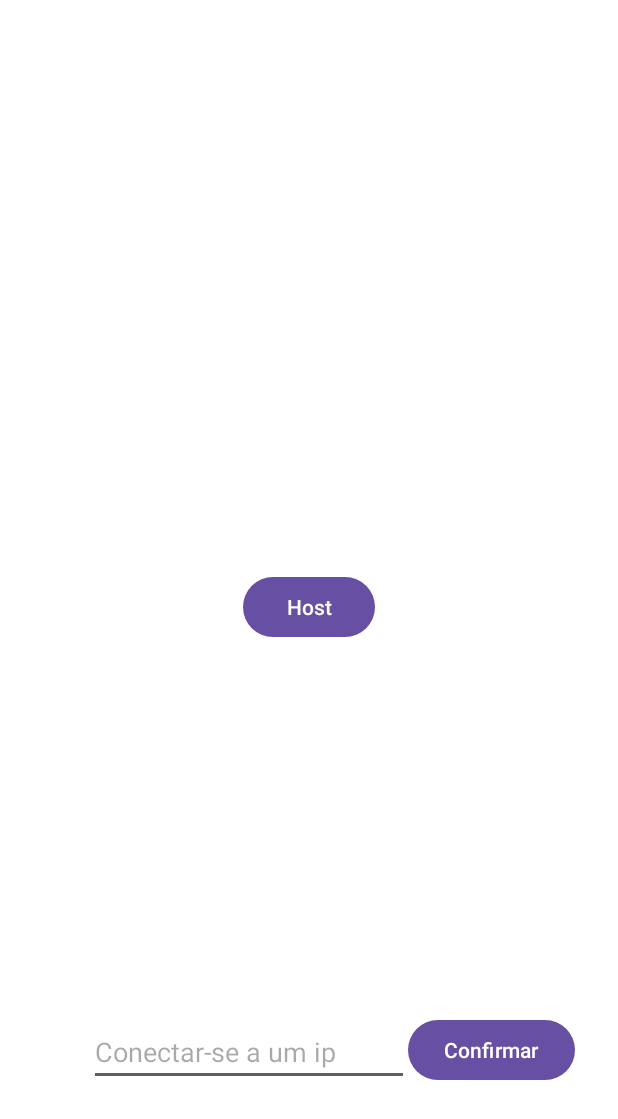
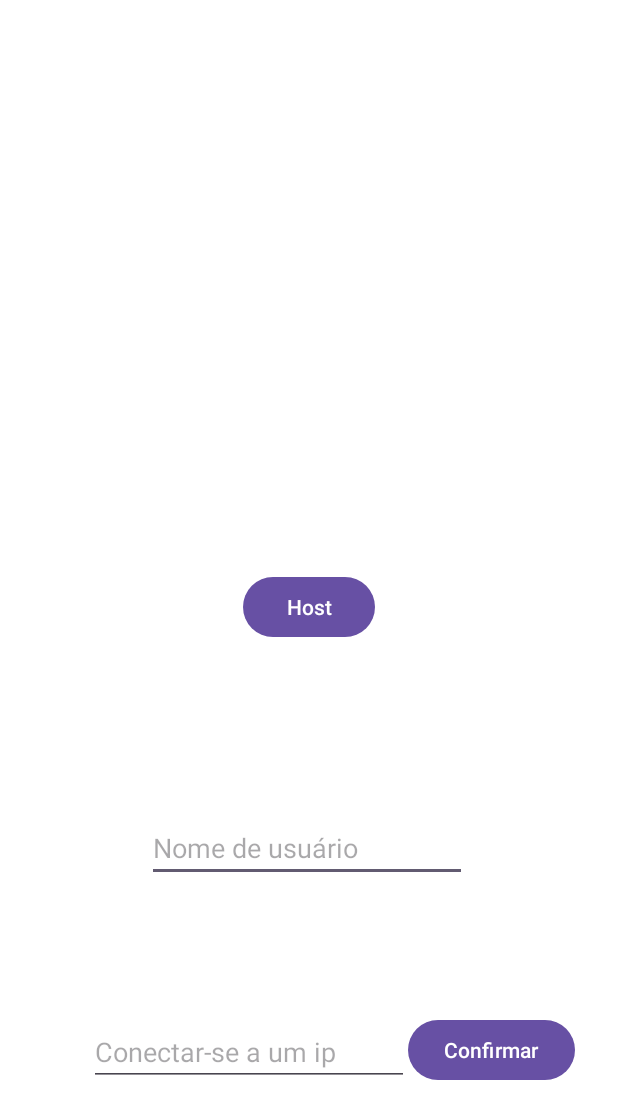
Before and after one commit to Gabriel-Fontanari1/chatSocketNew, an Android app: the screen it shows after launch (MainActivity), on a phone screen of 412 x 824 dp. Shown: the top 1119 px of the screen. Run offline under Robolectric (Android 15) with nearby library versions, the phone set to English and light mode, and no system bars.

```diff
--- a/app/src/main/res/layout/activity_main.xml
+++ b/app/src/main/res/layout/activity_main.xml
@@ -7,6 +7,20 @@
     android:layout_height="match_parent"
     android:background="#FFFFFF"
     tools:context=".MainActivity">
+
+    <EditText
+        android:id="@+id/editTextUsername"
+        android:layout_width="wrap_content"
+        android:layout_height="wrap_content"
+        android:layout_marginEnd="80dp"
+        android:layout_marginBottom="236dp"
+        android:ems="10"
+        android:hint="Nome de usuário"
+        android:inputType="text"
+        app:layout_constraintBottom_toBottomOf="parent"
+        app:layout_constraintEnd_toEndOf="parent"
+        app:layout_constraintHorizontal_bias="0.826"
+        app:layout_constraintStart_toStartOf="parent" />
 
     <EditText
         android:id="@+id/editTextIPconectar"
```
Also changed, not shown: app/src/main/java/com/example/chatsocketnew/MainActivity.java (+21 -0 lines).
